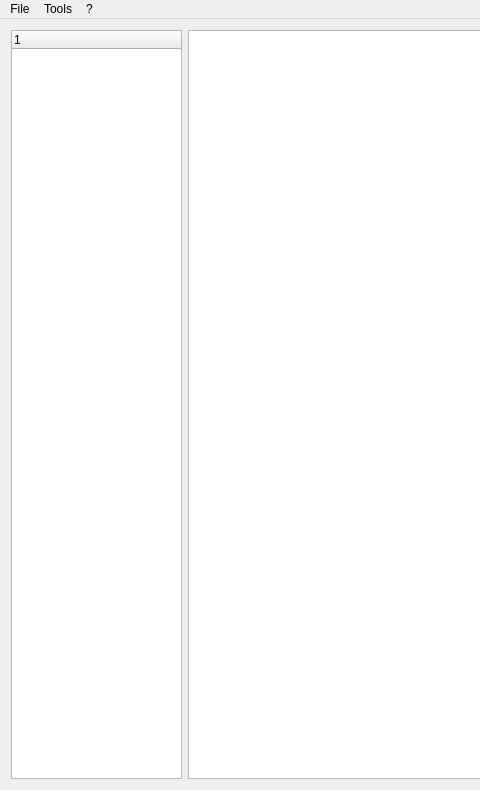
Before: the Qt Designer form Source/mainwindow.ui in OnexTale/OnexExplorer, drawn with Qt 5; both pictures show x 0 to 480 and y 0 to 790 of the 1220 by 790 pixel window.
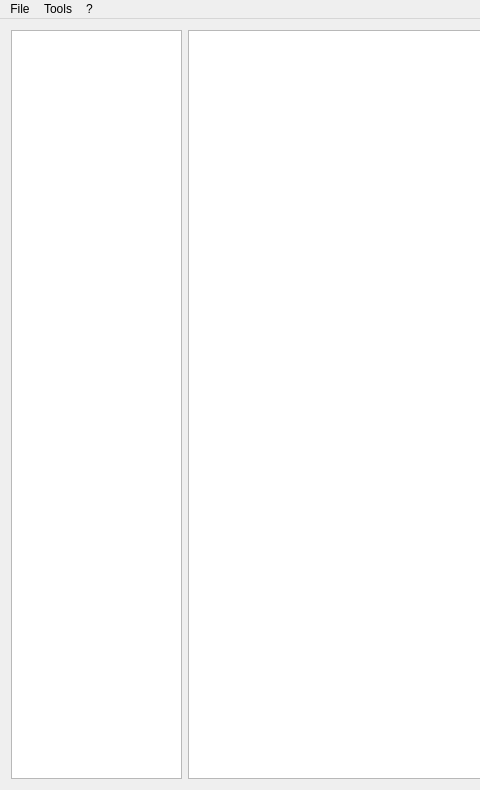
After: the same form once the commit is applied.

Diff of the .ui file:
```diff
--- a/Source/mainwindow.ui
+++ b/Source/mainwindow.ui
@@ -63,6 +63,9 @@
         <height>16777215</height>
        </size>
       </property>
+      <attribute name="headerVisible">
+       <bool>false</bool>
+      </attribute>
       <column>
        <property name="text">
         <string notr="true">1</string>
```
Left out of the diff: 2 changed lines with no effect on the pictures.
